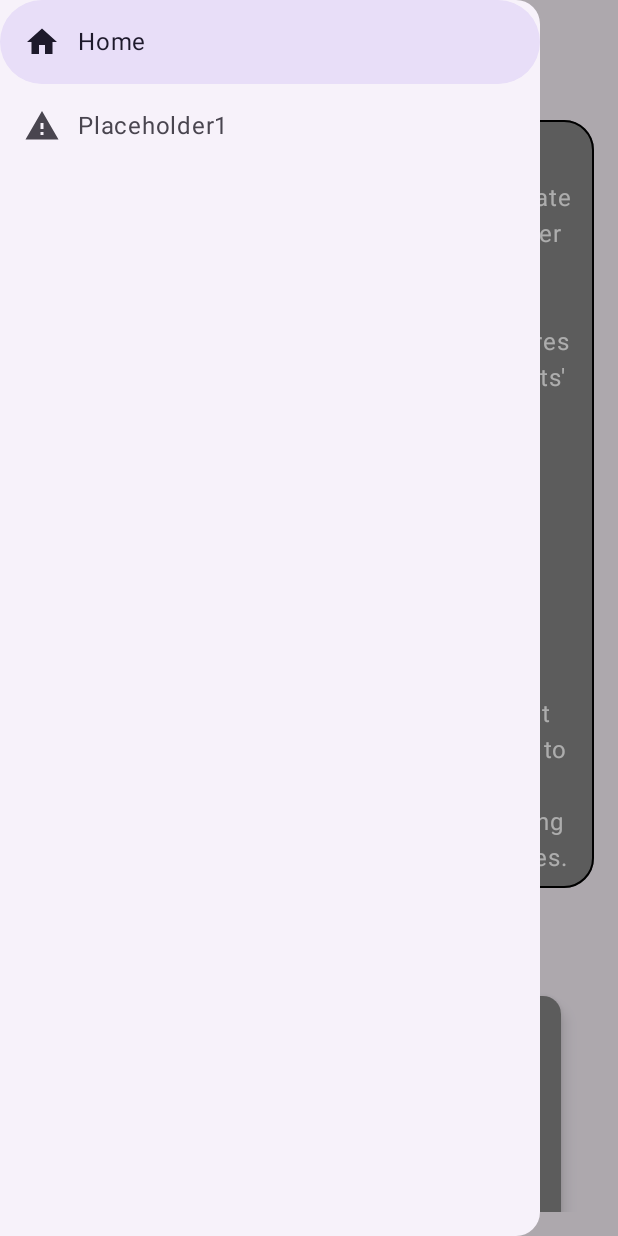
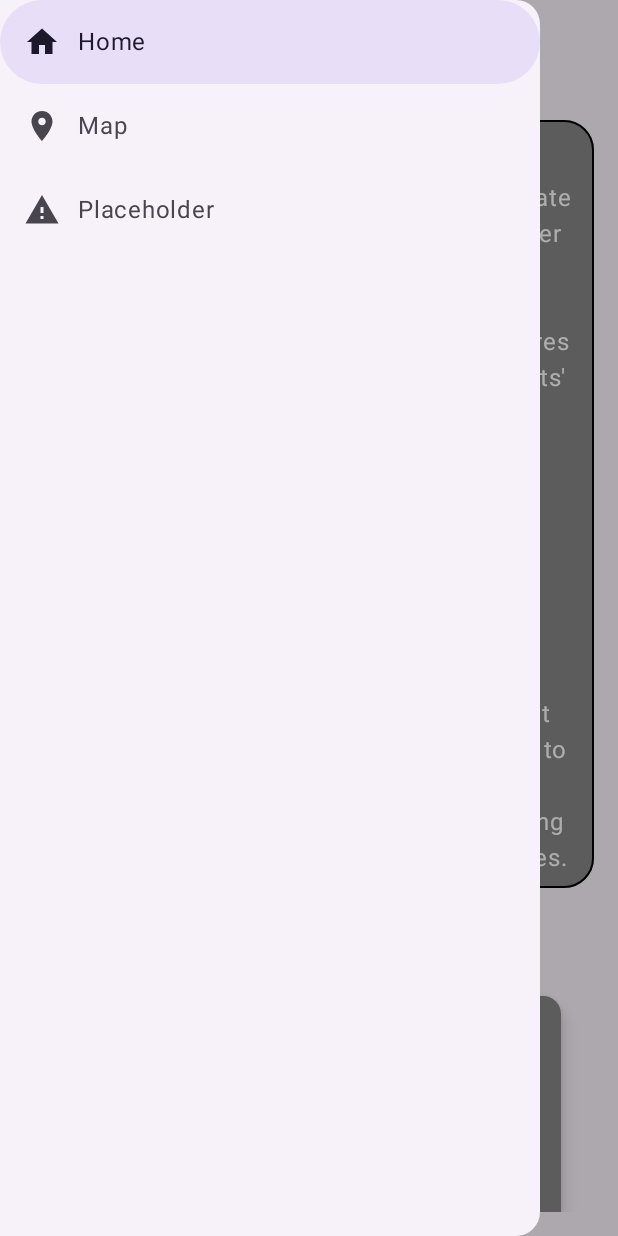
Before and after one commit to KaueMiziara/manifest-2024, an Android app built with Jetpack Compose: the screen it shows after launch (MainActivity), after a tap on "Menu", on a phone screen of 412 x 824 dp. Run offline under Robolectric (Android 15) with nearby library versions, the phone set to English and light mode, and no system bars.

```diff
--- a/app/src/main/java/org/manifest/manifest24/ui/components/navigation_drawer/NavigationDrawer.kt
+++ b/app/src/main/java/org/manifest/manifest24/ui/components/navigation_drawer/NavigationDrawer.kt
@@ -2,13 +2,13 @@ package org.manifest.manifest24.ui.components.navigation_drawer
 
 import androidx.compose.material.icons.Icons
 import androidx.compose.material.icons.filled.Home
+import androidx.compose.material.icons.filled.LocationOn
 import androidx.compose.material.icons.filled.Warning
 import androidx.compose.material3.DrawerState
 import androidx.compose.material3.DrawerValue
 import androidx.compose.material3.ModalNavigationDrawer
 import androidx.compose.material3.rememberDrawerState
 import androidx.compose.runtime.Composable
-import androidx.navigation.NavController
 import androidx.navigation.NavHostController
 import androidx.navigation.compose.NavHost
 import androidx.navigation.compose.composable
@@ -16,6 +16,7 @@ import androidx.navigation.compose.rememberNavController
 import org.manifest.manifest24.ui.navigation.NavRoute
 import org.manifest.manifest24.ui.navigation.NavigationItem
 import org.manifest.manifest24.ui.pages.HomePage
+import org.manifest.manifest24.ui.pages.MapPage
 import org.manifest.manifest24.ui.pages.PlaceholderPage
 
 @Composable
@@ -25,7 +26,8 @@ fun NavigationDrawer(
 ) {
     val items = listOf(
         NavigationItem("Home", NavRoute.Home.route, Icons.Default.Home),
-        NavigationItem("Placeholder1", NavRoute.Placeholder.route, Icons.Default.Warning),
+        NavigationItem("Map", NavRoute.Map.route, Icons.Default.LocationOn),
+        NavigationItem("Placeholder", NavRoute.Placeholder.route, Icons.Default.Warning),
     )
 
     ModalNavigationDrawer(
@@ -42,6 +44,9 @@ fun NavigationDrawer(
             composable(NavRoute.Home.route) {
                 HomePage(drawerState = drawerState)
             }
+            composable(NavRoute.Map.route) {
+                MapPage(drawerState = drawerState)
+            }
             composable(NavRoute.Placeholder.route) {
                 PlaceholderPage(drawerState = drawerState, n = "A")
             }
--- a/app/src/main/java/org/manifest/manifest24/ui/navigation/NavRoute.kt
+++ b/app/src/main/java/org/manifest/manifest24/ui/navigation/NavRoute.kt
@@ -2,5 +2,6 @@ package org.manifest.manifest24.ui.navigation
 
 sealed class NavRoute(val route: String) {
     data object Home : NavRoute("home")
+    data object Map : NavRoute("map")
     data object Placeholder : NavRoute("placeholder")
 }
```
Also changed, not shown: app/src/main/java/org/manifest/manifest24/ui/pages/MapPage.kt (added, +32 -0 lines).
